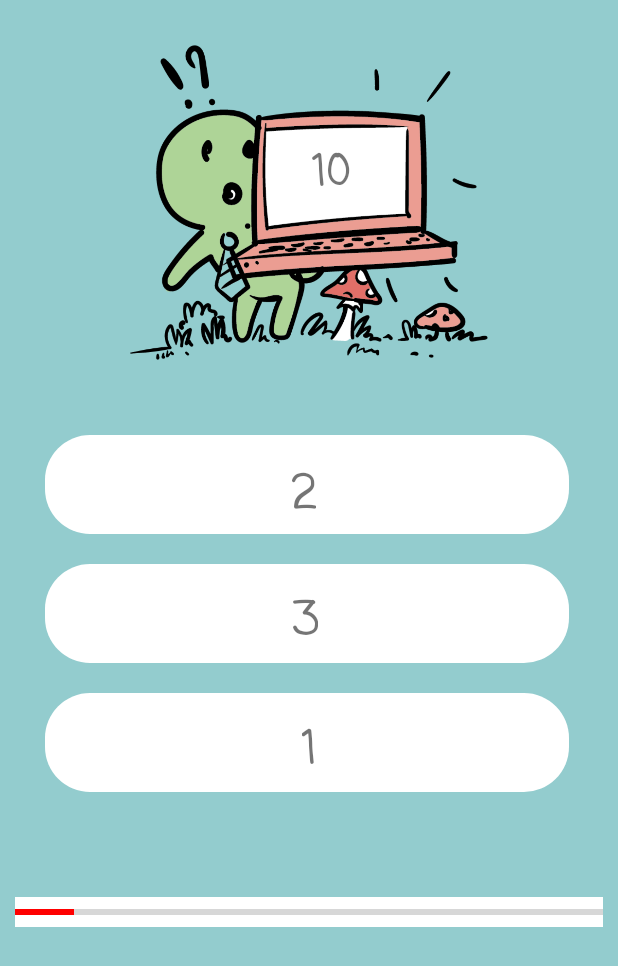
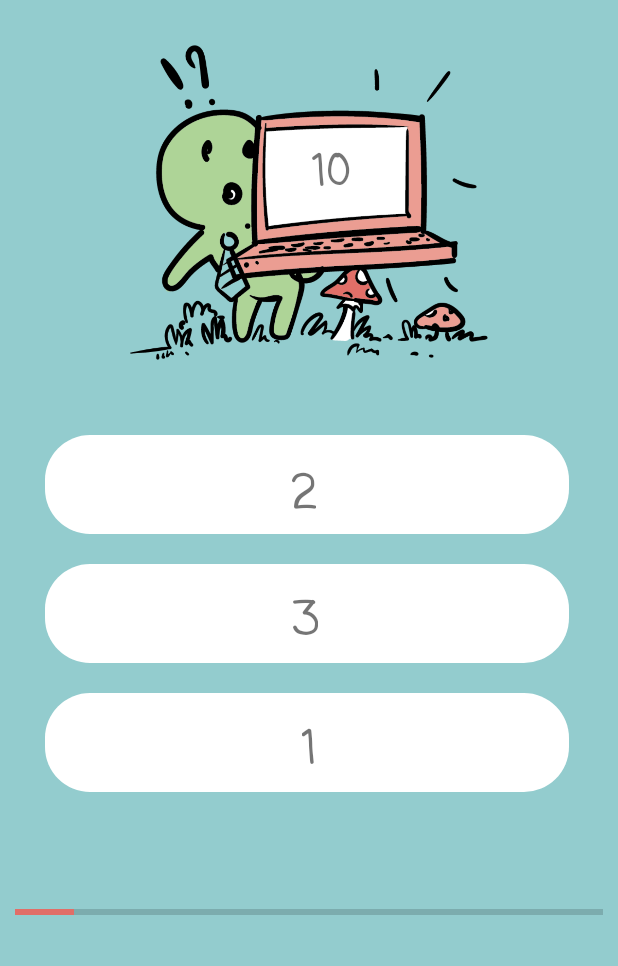
Before and after one commit to tstikic/HackathonApp, an Android app: the screen it shows after launch (MainActivity), after a tap on an icon or button, on a phone screen of 412 x 824 dp. Shown: the top 966 px of the screen. Run offline under Robolectric (Android 15) with nearby library versions, the phone set to English and light mode, and no system bars.

Commit message:
add text animation, change time expired behavior

```diff
--- a/app/src/main/java/com/example/myapplication/MainActivity.kt
+++ b/app/src/main/java/com/example/myapplication/MainActivity.kt
@@ -1,28 +1,23 @@
 package com.example.myapplication
 
+import android.animation.Animator
+import android.animation.AnimatorListenerAdapter
+import android.animation.ValueAnimator
 import android.content.Intent
+import android.content.res.ColorStateList
 import android.os.Bundle
-import android.os.Handler
 import android.view.View
-import android.widget.Button
-import android.widget.ProgressBar
-import android.widget.TextView
-import android.animation.Animator
-
-import android.animation.AnimatorListenerAdapter
-
-import android.animation.ValueAnimator
-import android.content.res.ColorStateList
-import android.graphics.Color
-import android.widget.ImageButton
+import android.widget.*
+import androidx.annotation.ColorInt
 import androidx.annotation.IntRange
-
 import androidx.appcompat.app.AppCompatActivity
 
 class MainActivity : AppCompatActivity() {
 
     companion object {
         const val NUMBER_OF_ANSWERS = 3
+        @ColorInt
+        const val PROGRESS_BAR_COLOR = 0xFFe16e68
     }
 
     private val data = listOf(
@@ -87,7 +82,7 @@ class MainActivity : AppCompatActivity() {
         textThird = findViewById(R.id.answer3)
         val progressBar = findViewById<ProgressBar>(R.id.progressBar)
 
-        progressBar.progressTintList = ColorStateList.valueOf(Color.RED)
+        progressBar.progressTintList = ColorStateList.valueOf(PROGRESS_BAR_COLOR.toInt())
 
         animator = ValueAnimator.ofInt(0, progressBar.max)
         animator.duration = 10000
@@ -98,7 +93,7 @@ class MainActivity : AppCompatActivity() {
             override fun onAnimationEnd(animation: Animator) {
                 super.onAnimationEnd(animation)
                 if (!buttonFirst.isSelected && !buttonSecond.isSelected && !buttonThird.isSelected) {
-                    gameOver()
+                    nextQuestion()
                 }
             }
         })
@@ -116,6 +111,7 @@ class MainActivity : AppCompatActivity() {
     }
 
     private fun onAnswerSelected(index: Int): View.OnClickListener = View.OnClickListener {
+        it.isSelected = true
         if (isCorrectAnswer(index)) {
             nextQuestion()
         } else {
@@ -148,6 +144,8 @@ class MainActivity : AppCompatActivity() {
     private fun nextQuestion() {
         if (++currentQuestion < data.size) {
             newQuestion()
+        } else {
+            gameOver()
         }
     }
 
@@ -159,22 +157,31 @@ class MainActivity : AppCompatActivity() {
         val shuffledAnswers = question.answers.shuffled()
         correctAnswerIndex = shuffledAnswers.indexOf(question.correctAnswer)
 
-        questionTextView.text = question.binaryNumber.toString(2)
+        fadeInText(questionTextView, question.binaryNumber.toString(2))
 
         for (i in 0 until NUMBER_OF_ANSWERS) {
             with(getButton(i)) {
-                getTextView(i).text = shuffledAnswers[i].toString()
+                fadeInText(getTextView(i), shuffledAnswers[i].toString())
                 backgroundTintList = if (i == correctAnswerIndex) {
                     context.getColorStateList(R.color.btn_correct_state)
                 } else {
                     context.getColorStateList(R.color.btn_wrong_state)
                 }
+                isSelected = false
             }
         }
 
         enableButtons()
 
         animator.start()
+    }
+
+    private fun fadeInText(textView: TextView, newText: String) {
+        if (currentQuestion == 0) {
+            textView.text = newText
+        } else {
+            textView.setTextAnimation(newText)
+        }
     }
 
     private fun getButton(@IntRange(from = 0, to = 2) index: Int) = when (index) {
--- a/app/src/main/res/layout/screen_quiz.xml
+++ b/app/src/main/res/layout/screen_quiz.xml
@@ -130,7 +130,6 @@
         android:layout_marginStart="10dp"
         android:layout_marginEnd="10dp"
         android:layout_height="20dp"
-        android:background="#ffffff"/>
-
+        android:background="@android:color/transparent"/>
 
 </LinearLayout>
```
Also changed, not shown: app/src/main/java/com/example/myapplication/Extensions.kt (added, +40 -0 lines).
